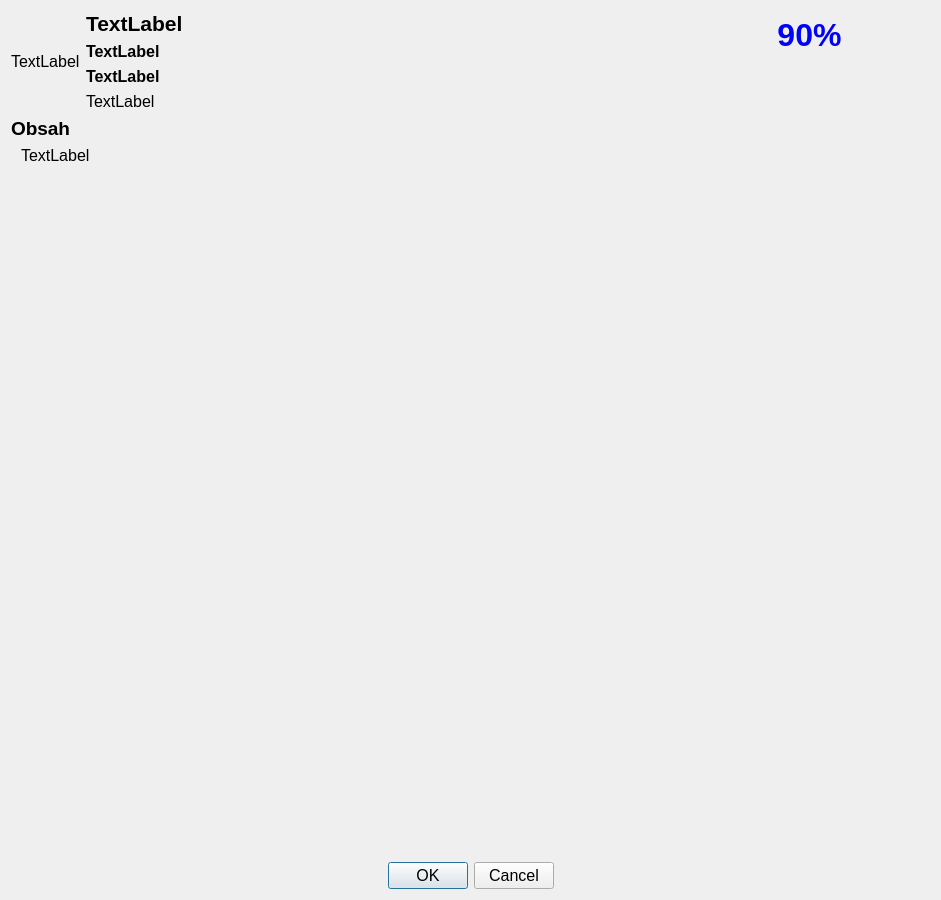
The window that moviedetaildialog.ui (silverqx/qMedia) describes before a commit, drawn with Qt 5.
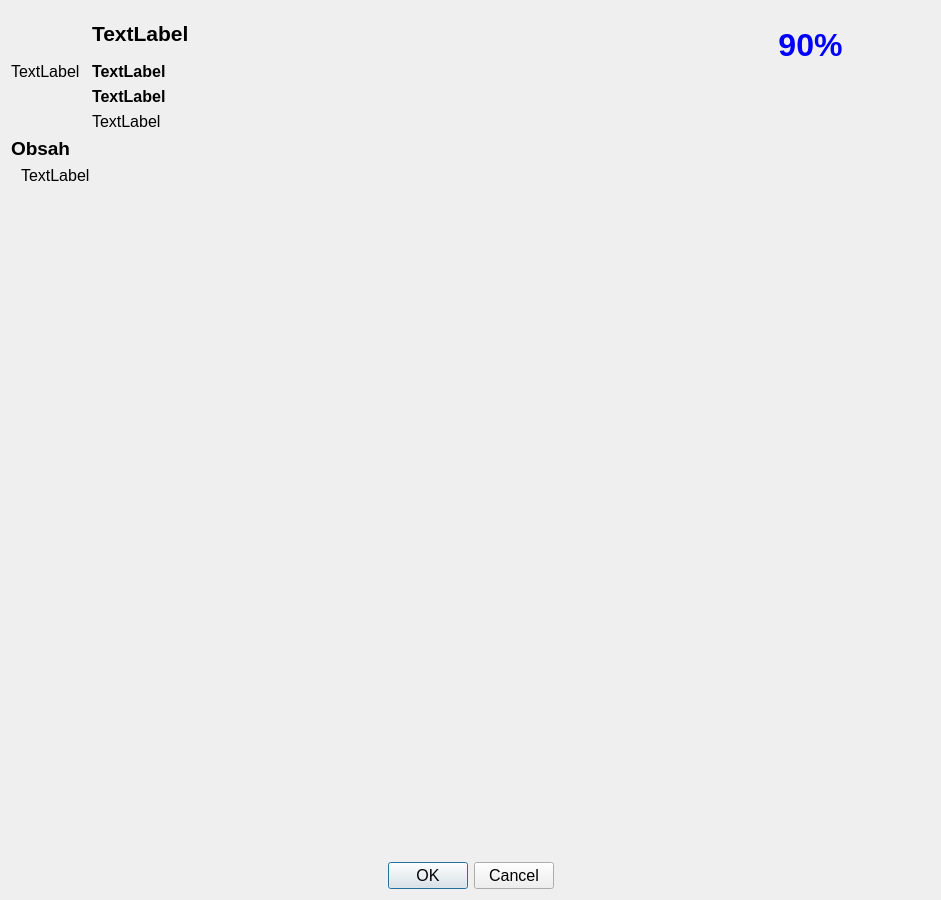
The same window after the commit.

Commit message: spacing between widgets in movie dialog

The edit to the form file:
```diff
--- a/moviedetaildialog.ui
+++ b/moviedetaildialog.ui
@@ -42,6 +42,12 @@
          <height>16777215</height>
         </size>
        </property>
+       <property name="font">
+        <font>
+         <family>Tahoma</family>
+         <pointsize>12</pointsize>
+        </font>
+       </property>
        <property name="text">
         <string>TextLabel</string>
        </property>
@@ -49,6 +55,9 @@
      </item>
      <item>
       <layout class="QVBoxLayout" name="verticalLayoutInfo">
+       <property name="leftMargin">
+        <number>6</number>
+       </property>
        <item>
         <layout class="QHBoxLayout" name="horizontalLayoutTitles" stretch="26,3,3">
          <item>
@@ -63,9 +72,18 @@
                <bold>true</bold>
               </font>
              </property>
+             <property name="styleSheet">
+              <string notr="true">QLabel {
+    padding: 10px 0;
+}
+</string>
+             </property>
              <property name="text">
               <string>TextLabel</string>
              </property>
+             <property name="indent">
+              <number>0</number>
+             </property>
              <property name="textInteractionFlags">
               <set>Qt::LinksAccessibleByMouse|Qt::TextSelectableByKeyboard|Qt::TextSelectableByMouse</set>
              </property>
@@ -225,7 +243,7 @@
           <x>0</x>
           <y>0</y>
           <width>917</width>
-          <height>642</height>
+          <height>622</height>
          </rect>
         </property>
         <layout class="QVBoxLayout" name="verticalLayout_2">
```
